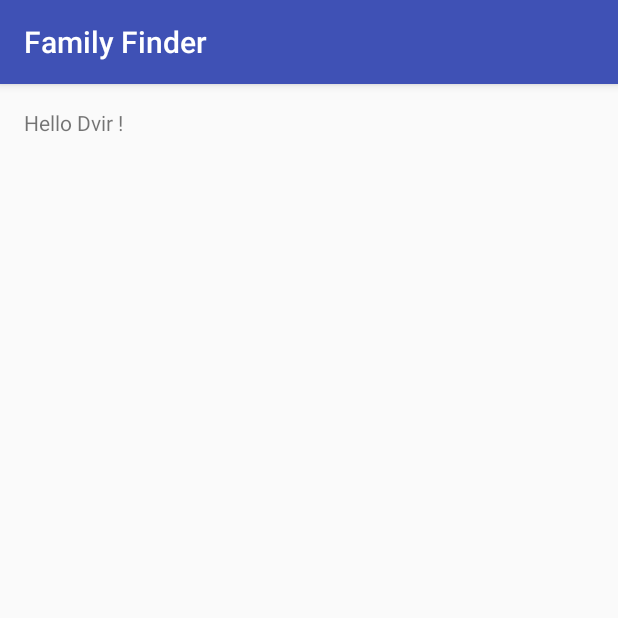
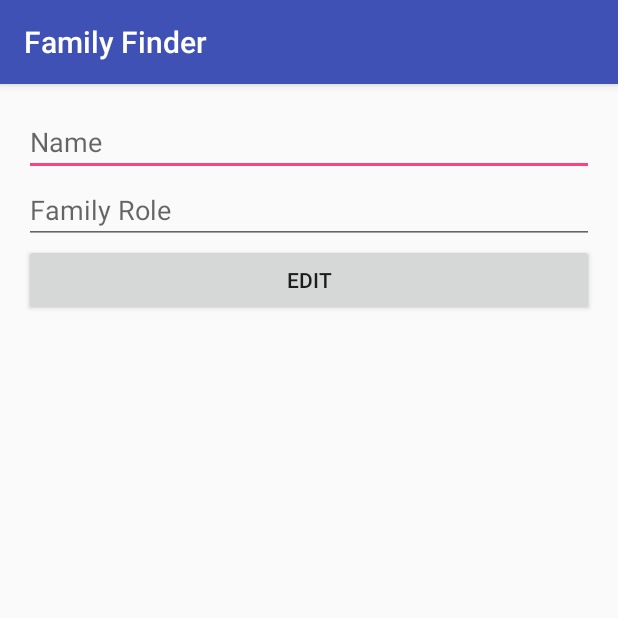
Before and after one commit to ResumeProjects/FamilyFinder, an Android app: the screen it shows after launch (MainActivity), on a phone screen of 412 x 824 dp, the top half of it. Run offline under Robolectric (Android 15) with nearby library versions, the phone set to English and light mode, and no system bars; libraries missing offline, so code that uses them is left out: com.amazonaws.auth, com.amazonaws.mobileconnectors, com.amazonaws.regions; 1 statement that could not run was skipped.

```diff
--- a/app/build.gradle
+++ b/app/build.gradle
@@ -23,4 +23,6 @@ dependencies {
     compile fileTree(dir: 'libs', include: ['*.jar'])
     testCompile 'junit:junit:4.12'
     compile 'com.android.support:appcompat-v7:23.2.0'
+    compile 'com.amazonaws:aws-android-sdk-core:2.+'
+    compile 'com.amazonaws:aws-android-sdk-cognito:2.+'
 }
--- a/app/src/main/AndroidManifest.xml
+++ b/app/src/main/AndroidManifest.xml
@@ -1,6 +1,9 @@
 <?xml version="1.0" encoding="utf-8"?>
 <manifest package="com.slavafleer.familyfinder"
           xmlns:android="http://schemas.android.com/apk/res/android">
+
+    <uses-permission android:name="android.permission.INTERNET" />
+    <uses-permission android:name="android.permission.ACCESS_NETWORK_STATE" />
 
     <application
         android:allowBackup="true"
--- a/app/src/main/res/layout/activity_main.xml
+++ b/app/src/main/res/layout/activity_main.xml
@@ -10,8 +10,32 @@
     android:paddingTop="@dimen/activity_vertical_margin"
     tools:context="com.slavafleer.familyfinder.MainActivity">
 
-    <TextView
-        android:layout_width="wrap_content"
+    <EditText
+        android:layout_width="match_parent"
         android:layout_height="wrap_content"
-        android:text="Hello Dvir !"/>
+        android:id="@+id/editTextName"
+        android:layout_alignParentTop="true"
+        android:layout_alignParentLeft="true"
+        android:layout_alignParentStart="true"
+        android:hint="Name"/>
+
+    <EditText
+        android:layout_width="match_parent"
+        android:layout_height="wrap_content"
+        android:id="@+id/editTextFamilyRole"
+        android:layout_below="@+id/editTextName"
+        android:layout_alignParentLeft="true"
+        android:layout_alignParentStart="true"
+        android:hint="Family Role"/>
+
+    <Button
+        android:layout_width="match_parent"
+        android:layout_height="wrap_content"
+        android:text="Edit"
+        android:id="@+id/buttonEdit"
+        android:layout_below="@+id/editTextFamilyRole"
+        android:layout_alignParentLeft="true"
+        android:layout_alignParentStart="true"
+        android:onClick="buttonEdit_onClick"/>
+
 </RelativeLayout>
```
Also changed, not shown: app/src/main/java/com/slavafleer/familyfinder/MainActivity.java (+58 -1 lines), app/src/main/java/com/slavafleer/familyfinder/constant/AWSConstants.java (added, +12 -0 lines).
